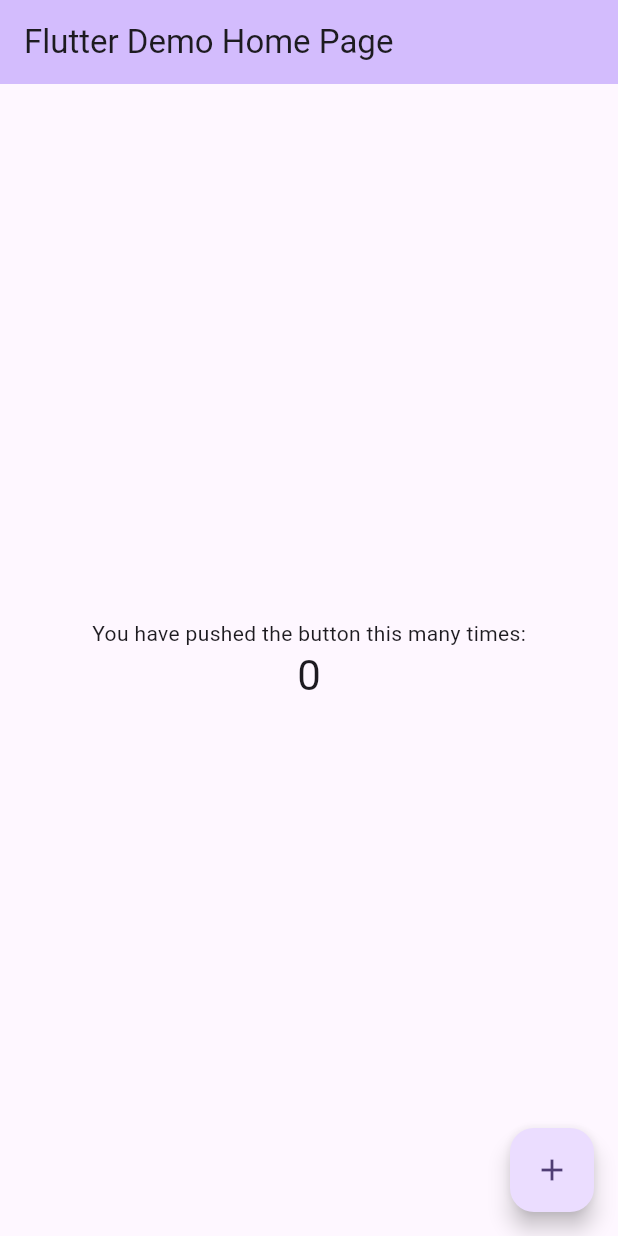
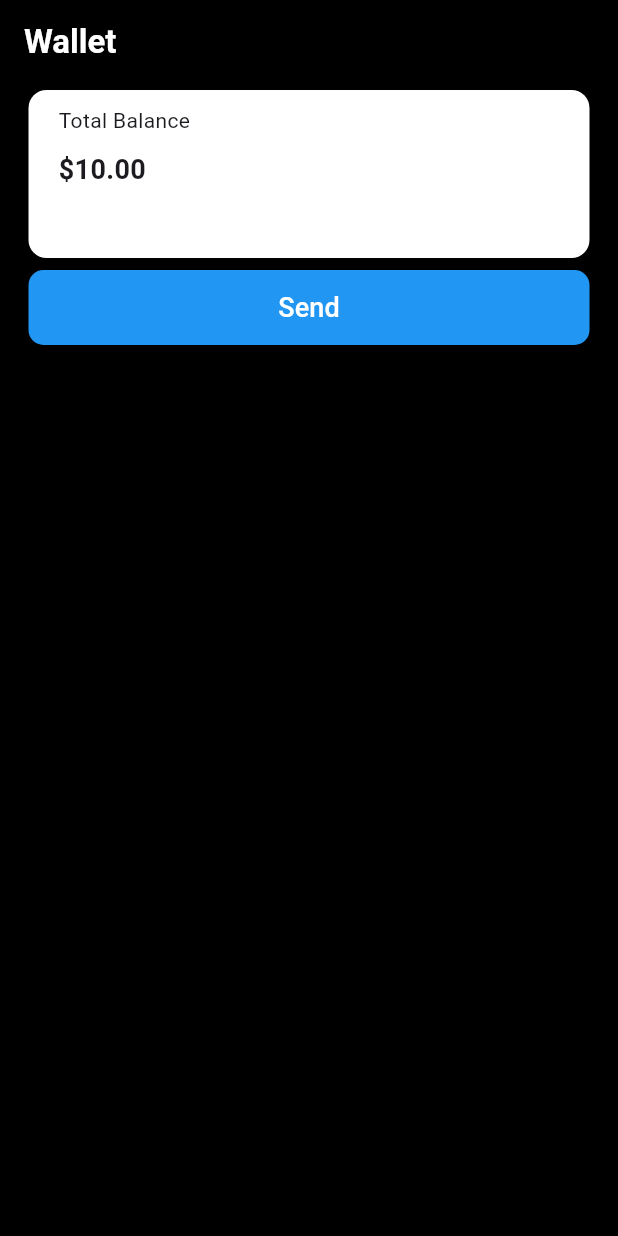
Before and after one commit to TeeWrath/crypto-wallet, a Flutter app: the screen it shows after launch, on a phone screen of 412 x 824 dp. Run offline on Flutter 3.47's test engine with Material 3 defaults, Android fonts, the light colour scheme and no system bars.

Commit message:
feat: wallet ui (incomplete)

```diff
--- a/lib/main.dart
+++ b/lib/main.dart
@@ -1,6 +1,8 @@
 import 'package:flutter/material.dart';
+import 'package:wlt/screens/home.dart';
 
 void main() {
+  WidgetsFlutterBinding.ensureInitialized();
   runApp(const MyApp());
 }
 
@@ -10,116 +12,9 @@
   // This widget is the root of your application.
   @override
   Widget build(BuildContext context) {
-    return MaterialApp(
-      title: 'Flutter Demo',
-      theme: ThemeData(
-        // This is the theme of your application.
-        //
-        // TRY THIS: Try running your application with "flutter run". You'll see
-        // the application has a purple toolbar. Then, without quitting the app,
-        // try changing the seedColor in the colorScheme below to Colors.green
-        // and then invoke "hot reload" (save your changes or press the "hot
-        // reload" button in a Flutter-supported IDE, or press "r" if you used
-        // the command line to start the app).
-        //
-        // Notice that the counter didn't reset back to zero; the application
-        // state is not lost during the reload. To reset the state, use hot
-        // restart instead.
-        //
-        // This works for code too, not just values: Most code changes can be
-        // tested with just a hot reload.
-        colorScheme: ColorScheme.fromSeed(seedColor: Colors.deepPurple),
-        useMaterial3: true,
-      ),
-      home: const MyHomePage(title: 'Flutter Demo Home Page'),
+    return const MaterialApp(
+      debugShowCheckedModeBanner: false,
+      home: HomeScreen(),
     );
   }
 }
-
-class MyHomePage extends StatefulWidget {
-  const MyHomePage({super.key, required this.title});
-
-  // This widget is the home page of your application. It is stateful, meaning
-  // that it has a State object (defined below) that contains fields that affect
-  // how it looks.
-
-  // This class is the configuration for the state. It holds the values (in this
-  // case the title) provided by the parent (in this case the App widget) and
-  // used by the build method of the State. Fields in a Widget subclass are
-  // always marked "final".
-
-  final String title;
-
-  @override
-  State<MyHomePage> createState() => _MyHomePageState();
-}
-
-class _MyHomePageState extends State<MyHomePage> {
-  int _counter = 0;
-
-  void _incrementCounter() {
-    setState(() {
-      // This call to setState tells the Flutter framework that something has
-      // changed in this State, which causes it to rerun the build method below
-      // so that the display can reflect the updated values. If we changed
-      // _counter without calling setState(), then the build method would not be
-      // called again, and so nothing would appear to happen.
-      _counter++;
-    });
-  }
-
-  @override
-  Widget build(BuildContext context) {
-    // This method is rerun every time setState is called, for instance as done
-    // by the _incrementCounter method above.
-    //
-    // The Flutter framework has been optimized to make rerunning build methods
-    // fast, so that you can just rebuild anything that needs updating rather
-    // than having to individually change instances of widgets.
-    return Scaffold(
-      appBar: AppBar(
-        // TRY THIS: Try changing the color here to a specific color (to
-        // Colors.amber, perhaps?) and trigger a hot reload to see the AppBar
-        // change color while the other colors stay the same.
-        backgroundColor: Theme.of(context).colorScheme.inversePrimary,
-        // Here we take the value from the MyHomePage object that was created by
-        // the App.build method, and use it to set our appbar title.
-        title: Text(widget.title),
-      ),
-      body: Center(
-        // Center is a layout widget. It takes a single child and positions it
-        // in the middle of the parent.
-        child: Column(
-          // Column is also a layout widget. It takes a list of children and
-          // arranges them vertically. By default, it sizes itself to fit its
-          // children horizontally, and tries to be as tall as its parent.
-          //
-          // Column has various properties to control how it sizes itself and
-          // how it positions its children. Here we use mainAxisAlignment to
-          // center the children vertically; the main axis here is the vertical
-          // axis because Columns are vertical (the cross axis would be
-          // horizontal).
-          //
-          // TRY THIS: Invoke "debug painting" (choose the "Toggle Debug Paint"
-          // action in the IDE, or press "p" in the console), to see the
-          // wireframe for each widget.
-          mainAxisAlignment: MainAxisAlignment.center,
-          children: <Widget>[
-            const Text(
-              'You have pushed the button this many times:',
-            ),
-            Text(
-              '$_counter',
-              style: Theme.of(context).textTheme.headlineMedium,
-            ),
-          ],
-        ),
-      ),
-      floatingActionButton: FloatingActionButton(
-        onPressed: _incrementCounter,
-        tooltip: 'Increment',
-        child: const Icon(Icons.add),
-      ), // This trailing comma makes auto-formatting nicer for build methods.
-    );
-  }
-}
--- /dev/null
+++ b/lib/screens/home.dart
@@ -0,0 +1,76 @@
+import 'package:flutter/material.dart';
+
+class HomeScreen extends StatelessWidget {
+  const HomeScreen({super.key});
+
+  @override
+  Widget build(BuildContext context) {
+    return Scaffold(
+      appBar: AppBar(
+        title: const Text(
+          'Wallet',
+          style: TextStyle(color: Colors.white, fontWeight: FontWeight.w700),
+        ),
+        backgroundColor: Colors.black,
+      ),
+      backgroundColor: Colors.black,
+      body: SingleChildScrollView(
+        child: Padding(
+          padding: const EdgeInsets.fromLTRB(15,0,15,0),
+          child: Column(
+            mainAxisAlignment: MainAxisAlignment.center,
+            children: [
+              const SizedBox(
+                // padding: const EdgeInsets.only(left: 12, right: 12),
+                width: double.infinity,
+                height: 120,
+                child: Card(
+                  color: Color.fromARGB(255, 255, 255, 255),
+                  child: Padding(
+                    padding: EdgeInsets.only(left: 20),
+                    child: Column(
+                      // mainAxisAlignment: MainAxisAlignment.start,
+                      children: [
+                        SizedBox(
+                          height: 10,
+                        ),
+                        Align(
+                            alignment: Alignment.topLeft,
+                            child: Text('Total Balance')),
+                        SizedBox(
+                          height: 10,
+                        ),
+                        Align(
+                            alignment: Alignment.topLeft,
+                            child: Text(
+                              '\$10.00',
+                              style: TextStyle(
+                                  fontSize: 18, fontWeight: FontWeight.w700),
+                            )),
+                        SizedBox(
+                          height: 10,
+                        )
+                      ],
+                    ),
+                  ),
+                ),
+              ),
+              Padding(
+                padding: const EdgeInsets.all(4),
+                child: ElevatedButton(
+                    onPressed: () {},
+                    style: ElevatedButton.styleFrom(
+                        shape: RoundedRectangleBorder(
+                            borderRadius: BorderRadius.circular(10)),
+                        minimumSize: const Size(double.infinity, 50),
+                        backgroundColor: Colors.blue),
+                    child: const Text('Send', style: TextStyle(fontSize: 18,color: Colors.white),),
+                  ),
+              ),
+            ],
+          ),
+        ),
+      ),
+    );
+  }
+}
```
